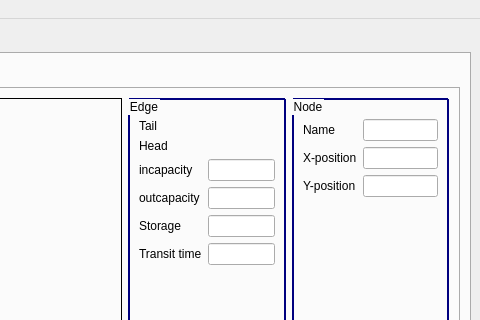
This is source/ui/mainWdw.ui in LeonSering/NashFlowComputation as Qt 5 draws it before an edit; both pictures show x 538 to 1018 and y 0 to 320 of the 1018 by 746 pixel window. The edited form follows.
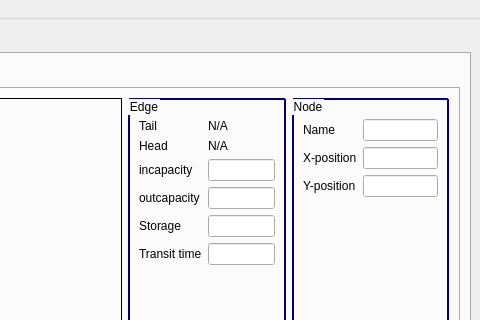
This is the edited form. The open tabs and pages were chosen to show the change. Icons and pictures are not drawn.

```diff
--- a/source/ui/mainWdw.ui
+++ b/source/ui/mainWdw.ui
@@ -1136,14 +1136,14 @@
                  <item row="0" column="1">
                   <widget class="QLabel" name="tailLabel_spillback">
                    <property name="text">
-                    <string/>
+                    <string>N/A</string>
                    </property>
                   </widget>
                  </item>
                  <item row="1" column="1">
                   <widget class="QLabel" name="headLabel_spillback">
                    <property name="text">
-                    <string/>
+                    <string>N/A</string>
                    </property>
                   </widget>
                  </item>
```
Left out of the diff: 6 changed lines with no effect on the pictures.
